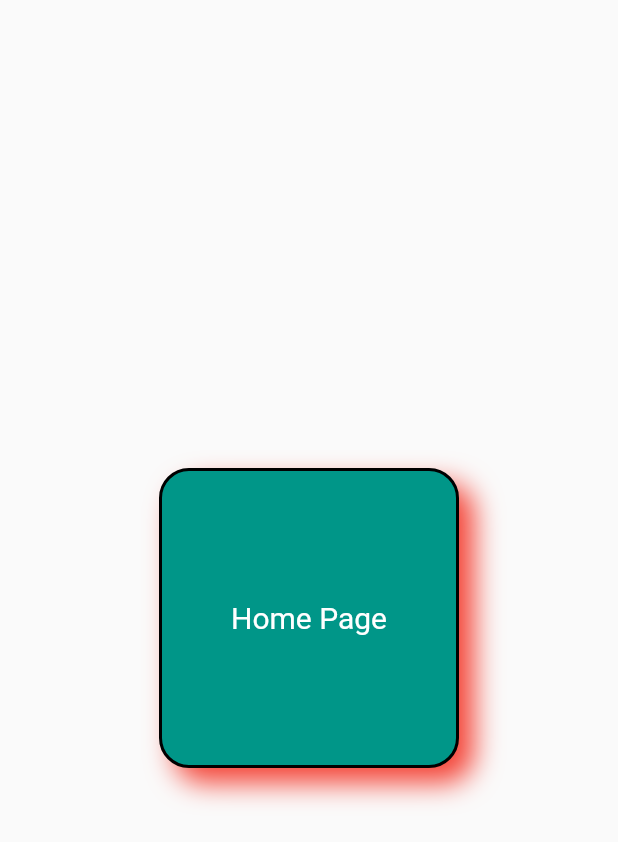
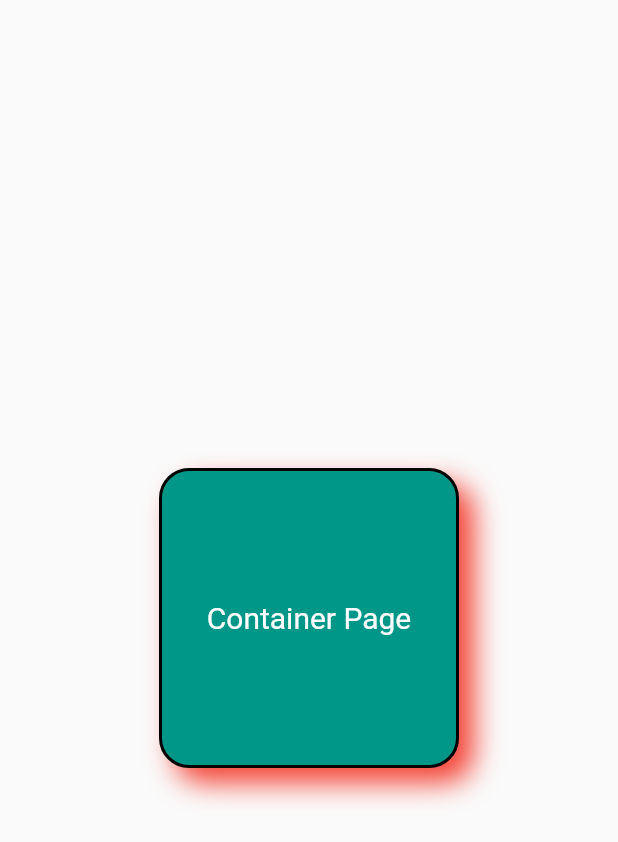
Before and after one commit to dkajolroy/flutter_widgets, a Flutter app: the screen it shows after launch, on a phone screen of 412 x 824 dp. Shown: the top 842 px of the screen. Run offline on Flutter 3.47's test engine with Material 2 defaults, Android fonts, the phone set to English and light mode, and no system bars.

Commit message:
contaienr defrent files

```diff
--- a/lib/main.dart
+++ b/lib/main.dart
@@ -1,5 +1,5 @@
 import 'package:flutter/material.dart';
-import 'package:flutter_application_01/screens/home_screen.dart';
+import 'package:flutter_application_01/widgets/container_widget.dart';
 
 void main() {
   runApp(const MyApp());
@@ -10,8 +10,8 @@ class MyApp extends StatelessWidget {
 
   @override
   Widget build(BuildContext context) {
-    return MaterialApp(
-      home: Home(),
+    return const MaterialApp(
+      home: Container_widget(),
     );
   }
 }
--- /dev/null
+++ b/lib/widgets/container_widget.dart
@@ -0,0 +1,30 @@
+import 'package:flutter/material.dart';
+
+class Container_widget extends StatelessWidget {
+  const Container_widget({super.key});
+
+  @override
+  Widget build(BuildContext context) {
+    return Scaffold(
+        body: Center(
+            child: Container(
+      height: 200,
+      width: 200,
+      alignment: const Alignment(0, 0),
+      decoration: BoxDecoration(
+        color: Colors.teal,
+        border: Border.all(color: Colors.black, width: 2),
+        borderRadius: const BorderRadius.horizontal(
+            left: Radius.circular(20), right: Radius.circular(20)),
+        boxShadow: const [
+          BoxShadow(
+              color: Colors.red, offset: Offset(10, 10), blurRadius: 15.10)
+        ],
+      ),
+      child: const Text(
+        "Container Page",
+        style: TextStyle(color: Colors.white, fontSize: 20),
+      ),
+    )));
+  }
+}
```
